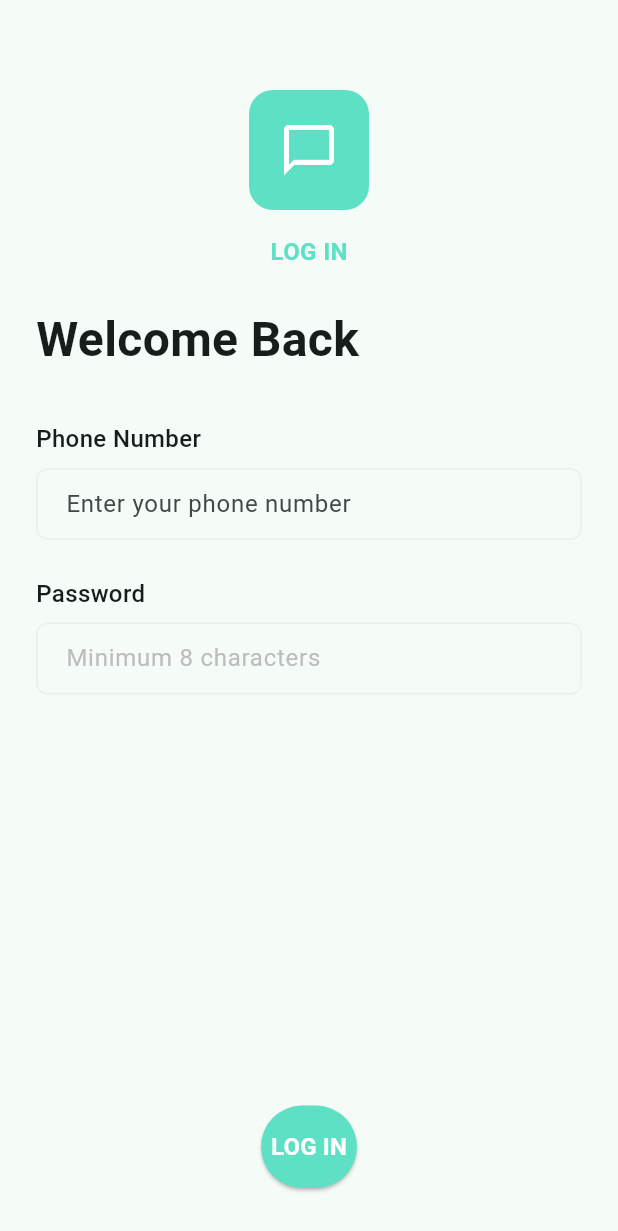
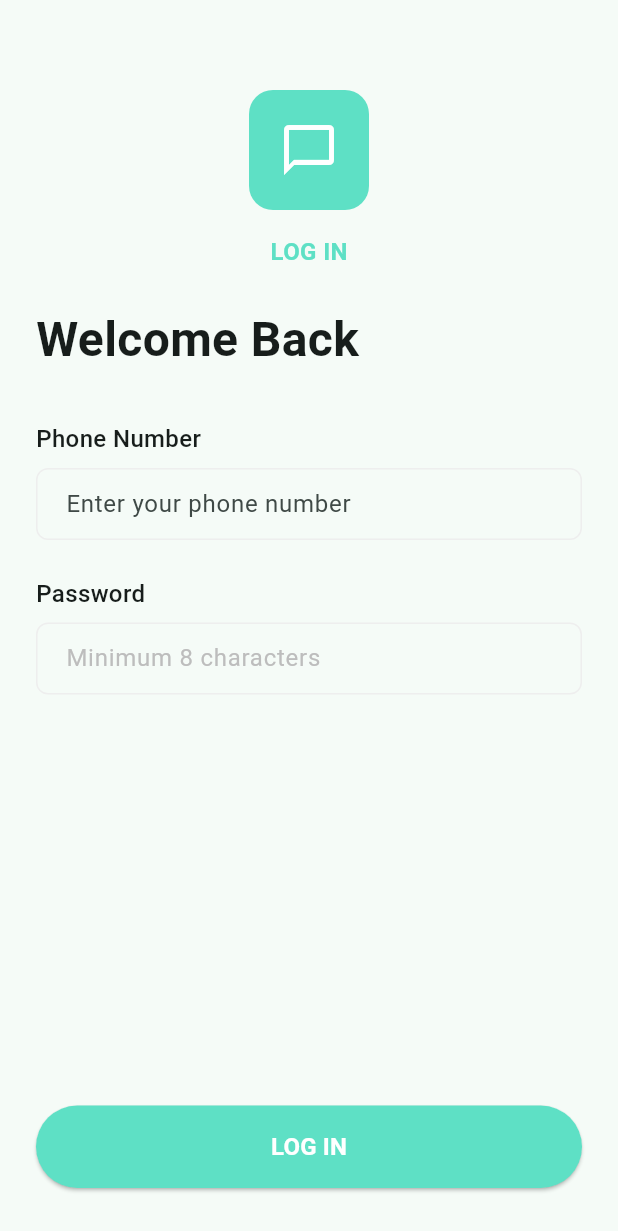
Before and after one commit to CircleTec/surv, a Flutter app: the screen it shows after launch, on a phone screen of 412 x 824 dp. Shown: the top 1231 px of the screen. Run offline on Flutter 3.47's test engine with Material 3 defaults, Android fonts, the phone set to English and light mode, and no system bars.

Commit message:
login button fixed!

```diff
--- a/lib/core/auth/views/login_view.dart
+++ b/lib/core/auth/views/login_view.dart
@@ -103,7 +103,7 @@ class _LoginViewState extends State<LoginView> {
                           fontWeight: FontWeight.w500,
                         ),
                       ),
-                      const SizedBox(height: 8,width: double.infinity),
+                      const SizedBox(height: 8),
                       TextField(
                         controller: phoneController,
                         keyboardType: TextInputType.phone,
@@ -168,6 +168,7 @@ class _LoginViewState extends State<LoginView> {
                         shape: RoundedRectangleBorder(
                           borderRadius: BorderRadius.circular(32),
                         ),
+                        minimumSize: const Size.fromHeight(0),
                       ),
                       child: const Text(
                         'LOG IN',
```
